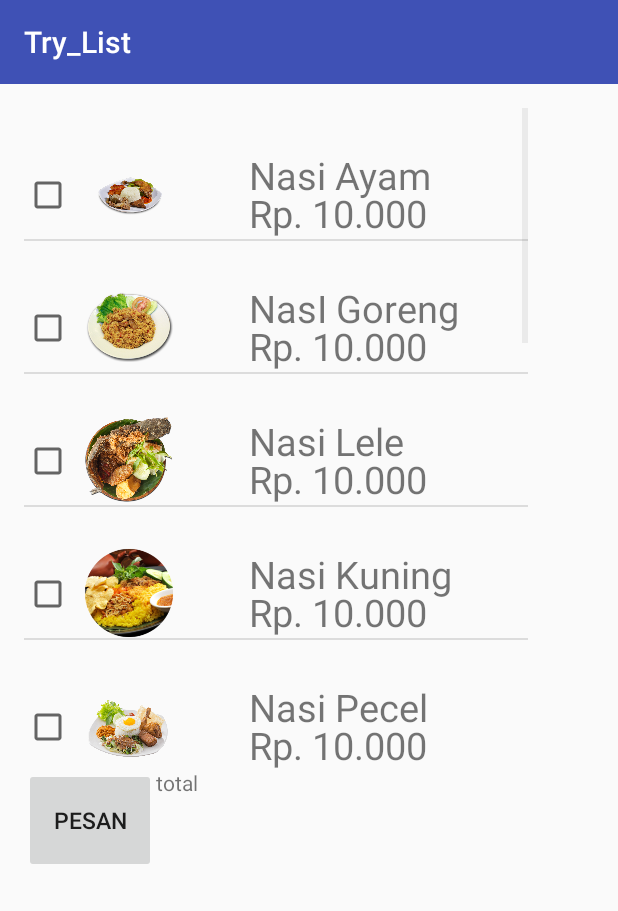
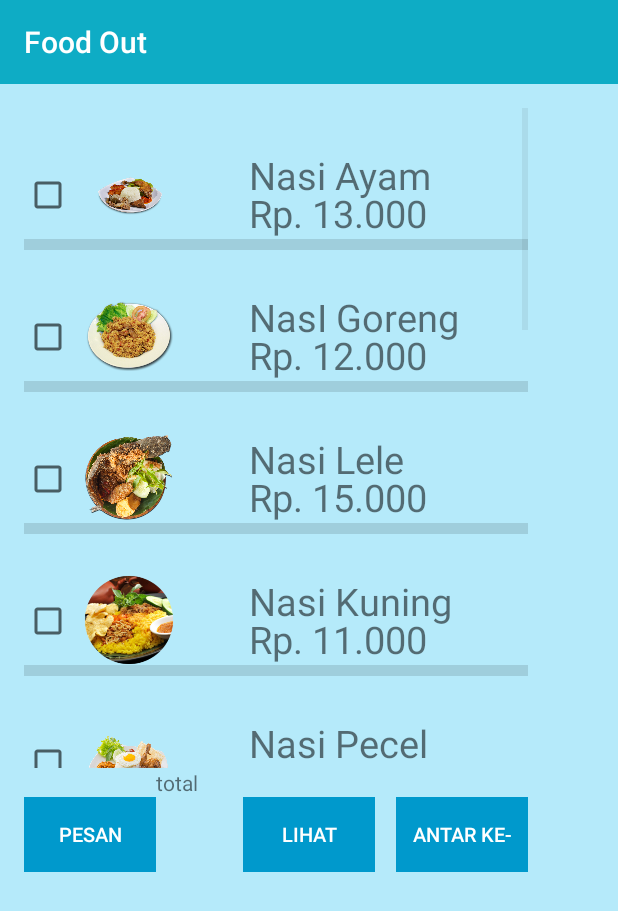
Before and after one commit to alifgithub/Lesehan-Berkah, an Android app: the listview screen opened directly, with no data from a screen before it, on a phone screen of 412 x 824 dp. Shown: the top 911 px of the screen. Run offline under Robolectric (Android 15) with nearby library versions, the phone set to English and light mode, and no system bars.

Commit message:
Tahap pembuatan Listview dan checkbox
Penambahan button dan intent

```diff
--- a/app/build.gradle
+++ b/app/build.gradle
@@ -1,7 +1,7 @@
 apply plugin: 'com.android.application'
 
 android {
-    compileSdkVersion 24
+    compileSdkVersion 25
     buildToolsVersion "25.0.1"
     defaultConfig {
         applicationId "com.example.ferryal.try_list"
@@ -24,7 +24,7 @@ dependencies {
     androidTestCompile('com.android.support.test.espresso:espresso-core:2.2.2', {
         exclude group: 'com.android.support', module: 'support-annotations'
     })
-    compile 'com.android.support:appcompat-v7:24.2.1'
+    compile 'com.android.support:appcompat-v7:25.1.0'
     compile 'com.android.support.constraint:constraint-layout:1.0.2'
     testCompile 'junit:junit:4.12'
 }
--- a/app/src/main/java/com/example/ferryal/try_list/MainActivity.java
+++ b/app/src/main/java/com/example/ferryal/try_list/MainActivity.java
@@ -1,12 +1,14 @@
 package com.example.ferryal.try_list;
 
+import android.app.Activity;
 import android.content.Intent;
 import android.os.Bundle;
 import android.support.v7.app.AppCompatActivity;
+import android.support.v7.widget.AppCompatAutoCompleteTextView;
 import android.view.View;
 import android.widget.Button;
 
-public class MainActivity extends AppCompatActivity {
+public class MainActivity extends AppCompatActivity{
 
     Button showmenu;
 
--- a/app/src/main/java/com/example/ferryal/try_list/PesanActivity.java
+++ b/app/src/main/java/com/example/ferryal/try_list/PesanActivity.java
@@ -1,7 +1,8 @@
 package com.example.ferryal.try_list;
 
+import android.app.Activity;
+import android.os.Bundle;
 import android.support.v7.app.AppCompatActivity;
-import android.os.Bundle;
 import android.widget.TextView;
 
 public class PesanActivity extends AppCompatActivity {
--- a/app/src/main/java/com/example/ferryal/try_list/listview.java
+++ b/app/src/main/java/com/example/ferryal/try_list/listview.java
@@ -1,14 +1,13 @@
 package com.example.ferryal.try_list;
 
+import android.app.Activity;
+import android.content.Intent;
+import android.os.Bundle;
 import android.support.v7.app.AppCompatActivity;
-import android.os.Bundle;
 import android.view.View;
 import android.view.ViewGroup;
-import android.widget.AdapterView;
 import android.widget.BaseAdapter;
 import android.widget.Button;
-import android.widget.CheckBox;
-import android.widget.CompoundButton;
 import android.widget.ImageView;
 import android.widget.ListView;
 import android.widget.TextView;
@@ -21,37 +20,42 @@ public class listview extends AppCompatActivity {
     String[] NAMES = {"Nasi Ayam","NasI Goreng", "Nasi Lele","Nasi Kuning","Nasi Pecel","Nasi Rames","Nasi Soto",
             "Coca Cola","Aneka Juice","Es Buah", "Kopi","Milo","Air Mineral","Teh Manis"};
 
-    String[] DESCRIPTIONS = {"Rp. 10.000","Rp. 10.000","Rp. 10.000","Rp. 10.000","Rp. 10.000","Rp. 10.000","Rp. 10.000","Rp. 10.000","Rp. 10.000",
-            "Rp. 10.000","Rp. 10.000","Rp. 10.000","Rp. 10.000","Rp. 10.000","Rp. 10.000"};
+    String[] DESCRIPTIONS = {"Rp. 13.000","Rp. 12.000","Rp. 15.000","Rp. 11.000","Rp. 10.000","Rp. 12.000","Rp. 13.000","Rp. 4.000","Rp. 10.000",
+            "Rp. 16.000","Rp. 7.000","Rp. 4.000","Rp. 3.000","Rp. 4.000"};
 
-    int harga = 0;
-    boolean[] checkboxstate;
-    private Button button;
-    private TextView tot;
+    Button review;
+    Button antar;
 
     @Override
     protected void onCreate(Bundle savedInstanceState) {
         super.onCreate(savedInstanceState);
         setContentView(R.layout.activity_listview);
 
+        review = (Button) findViewById(R.id.review);
+
+        review.setOnClickListener(new View.OnClickListener() {
+            @Override
+            public void onClick(View v) {
+                Intent i = new Intent(listview.this, Review.class);
+                startActivity(i);
+            }
+        });
+
+        antar = (Button) findViewById(R.id.antar);
+
+        antar.setOnClickListener(new View.OnClickListener() {
+            @Override
+            public void onClick(View v) {
+                Intent i = new Intent(listview.this, Antar.class);
+                startActivity(i);
+            }
+        });
+
         ListView listView=(ListView)findViewById(R.id.listview);
-        final CheckBox checkBox = (CheckBox) findViewById(R.id.mpilih);
 
         CustomAdapter customAdapter=new CustomAdapter();
 
         listView.setAdapter(customAdapter);
-
-        button = (Button) findViewById(R.id.pesan);
-        tot = (TextView) findViewById(R.id.tot);
-
-        button.setOnClickListener(new View.OnClickListener() {
-            @Override
-            public void onClick(View v) {
-
-                tot.setText("" + harga);
-
-            }
-        });
 
     }
 
@@ -59,7 +63,7 @@ public class listview extends AppCompatActivity {
         TextView mNama;
         TextView mDesc;
         ImageView mImgs;
-        CheckBox mpilih;
+        //CheckBox mpilih;
 
     }
 
@@ -89,8 +93,6 @@ public class listview extends AppCompatActivity {
                 viewHolder.mImgs = (ImageView)view.findViewById(R.id.imageView);
                 viewHolder.mNama = (TextView)view.findViewById(R.id.textView_name);
                 viewHolder.mDesc = (TextView)view.findViewById(R.id.textView_desciption);
-                viewHolder.mpilih = (CheckBox) view.findViewById(R.id.mpilih);
-                //checkboxstate = new boolean[i];
 
 
                 view.setTag(viewHolder);
@@ -103,28 +105,11 @@ public class listview extends AppCompatActivity {
             viewHolder.mNama.setText(NAMES[i]);
             viewHolder.mDesc.setText(DESCRIPTIONS[i]);
 
-            viewHolder.mpilih.setChecked(false);
-
-            if (checkboxstate[i]) {
-                viewHolder.mpilih.setChecked(true);
-            } else {
-                viewHolder.mpilih.setChecked(false);
-            }
-
-            viewHolder.mpilih.setOnClickListener(new View.OnClickListener() {
-
-                @Override
-                public void onClick(View v) {
-                    if (viewHolder.mpilih.isChecked())
-                        checkboxstate[i] = true;
-                    else
-                        checkboxstate[i] = false;
-
-                }
-            });
+            //viewHolder.mpilih.setChecked(false);
 
             return view;
         }
     }
 
+
 }
--- a/app/src/main/res/layout/activity_listview.xml
+++ b/app/src/main/res/layout/activity_listview.xml
@@ -14,23 +14,13 @@
         android:id="@+id/listview"
         android:layout_width="336dp"
         android:layout_height="440dp"
+        android:dividerHeight="7dp"
+        android:focusable="false"
         tools:layout_editor_absoluteX="8dp"
         tools:layout_editor_absoluteY="8dp"
         android:layout_alignParentTop="true"
         android:layout_alignParentLeft="true"
         android:layout_alignParentStart="true" />
-
-    <Button
-        android:id="@+id/pesan"
-        android:layout_width="wrap_content"
-        android:layout_height="70dp"
-        android:text="Pesan"
-        android:textSize="15sp"
-        android:layout_below="@+id/listview"
-        android:layout_alignParentLeft="true"
-        android:layout_alignParentStart="true"
-
-        />
 
     <TextView
         android:layout_width="wrap_content"
@@ -40,5 +30,40 @@
         android:layout_toRightOf="@+id/pesan"
         android:text="total" />
 
+    <Button
+        android:id="@+id/antar"
+        android:layout_width="wrap_content"
+        android:layout_height="50dp"
+        android:background="@android:color/holo_blue_dark"
+        android:text="Antar ke-"
+
+        android:textSize="13sp"
+        android:layout_alignTop="@+id/review"
+        android:layout_alignRight="@+id/listview"
+        android:layout_alignEnd="@+id/listview" />
+
+    <Button
+        android:id="@+id/review"
+        android:layout_width="wrap_content"
+        android:layout_height="50dp"
+
+        android:background="@android:color/holo_blue_dark"
+        android:text="Lihat"
+        android:textSize="13sp"
+        android:layout_below="@+id/tot"
+        android:layout_centerHorizontal="true" />
+
+    <Button
+        android:id="@+id/pesan"
+        android:layout_width="wrap_content"
+        android:layout_height="50dp"
+        android:background="@android:color/holo_blue_dark"
+        android:text="Pesan"
+
+        android:textSize="13sp"
+        android:layout_below="@+id/tot"
+        android:layout_alignParentLeft="true"
+        android:layout_alignParentStart="true" />
+
 
 </RelativeLayout>
--- a/app/src/main/res/layout/customlayout.xml
+++ b/app/src/main/res/layout/customlayout.xml
@@ -43,13 +43,15 @@
         android:layout_alignStart="@+id/textView_name" />
 
     <CheckBox
+        android:id="@+id/mpilih"
         android:layout_width="wrap_content"
         android:layout_height="wrap_content"
         android:layout_alignBottom="@+id/imageView"
         android:layout_alignParentLeft="true"
         android:layout_alignParentStart="true"
         android:layout_marginBottom="13dp"
-        android:id="@+id/mpilih"/>
+        android:focusable="false"
+        android:focusableInTouchMode="false"/>
 
 
 </RelativeLayout>
--- a/app/src/main/res/values/colors.xml
+++ b/app/src/main/res/values/colors.xml
@@ -1,6 +1,7 @@
 <?xml version="1.0" encoding="utf-8"?>
 <resources>
-    <color name="colorPrimary">#3F51B5</color>
+    <color name="colorPrimary">#0eacc5</color>
     <color name="colorPrimaryDark">#303F9F</color>
     <color name="colorAccent">#FF4081</color>
+    <color name="background_material_light">#b5eafa</color>
 </resources>
--- a/app/src/main/res/values/strings.xml
+++ b/app/src/main/res/values/strings.xml
@@ -1,3 +1,3 @@
 <resources>
-    <string name="app_name">Try_List</string>
+    <string name="app_name">Food Out</string>
 </resources>
--- a/app/src/main/res/values/styles.xml
+++ b/app/src/main/res/values/styles.xml
@@ -1,11 +1,13 @@
 <resources>
 
     <!-- Base application theme. -->
-    <style name="AppTheme" parent="Theme.AppCompat.Light.DarkActionBar">
+    <style name="AppTheme" parent="Theme.AppCompat.DayNight.DarkActionBar">
         <!-- Customize your theme here. -->
         <item name="colorPrimary">@color/colorPrimary</item>
         <item name="colorPrimaryDark">@color/colorPrimaryDark</item>
         <item name="colorAccent">@color/colorAccent</item>
+        <item name="android:colorBackground">@color/background_material_light</item>
+        <item name="android:textColorPrimary">@android:color/background_light</item>
     </style>
 
 </resources>
```
Also changed, not shown: app/src/main/AndroidManifest.xml (+6 -2 lines), app/src/main/java/com/example/ferryal/try_list/Antar.java (added, +13 -0 lines), app/src/main/java/com/example/ferryal/try_list/Review.java (added, +16 -0 lines), app/src/main/res/layout/activity_antar.xml (added, +72 -0 lines), app/src/main/res/layout/activity_main.xml (+28 -2 lines), app/src/main/res/layout/activity_review.xml (added, +24 -0 lines), app/src/main/res/drawable/main.png (added), app/src/main/res/drawable/selamatdatang.png (added).
